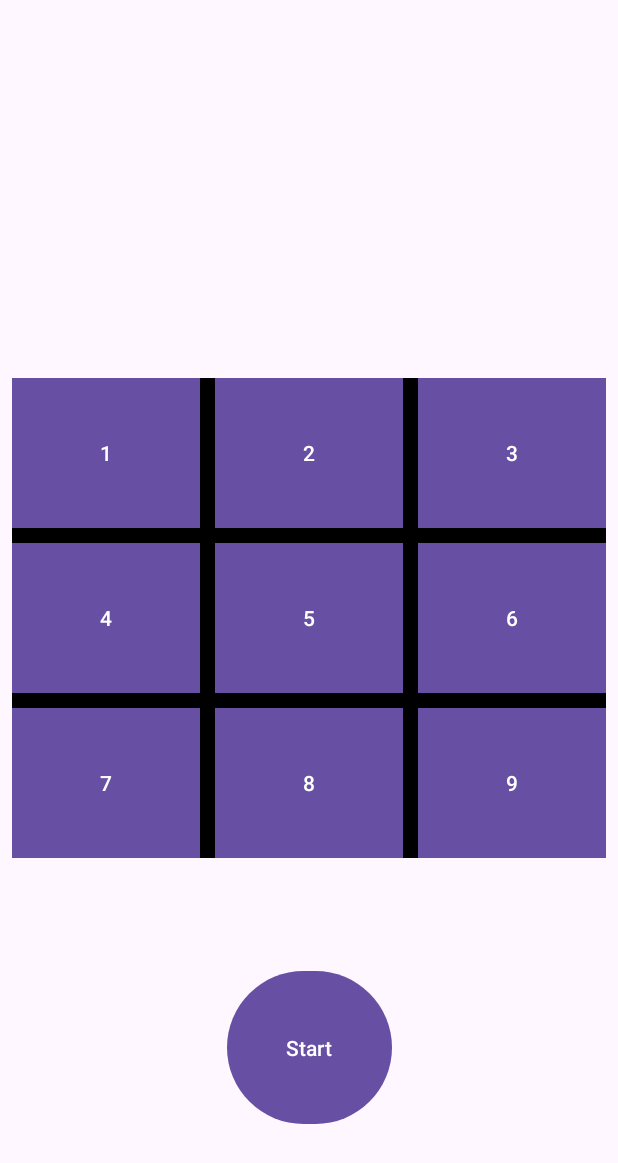
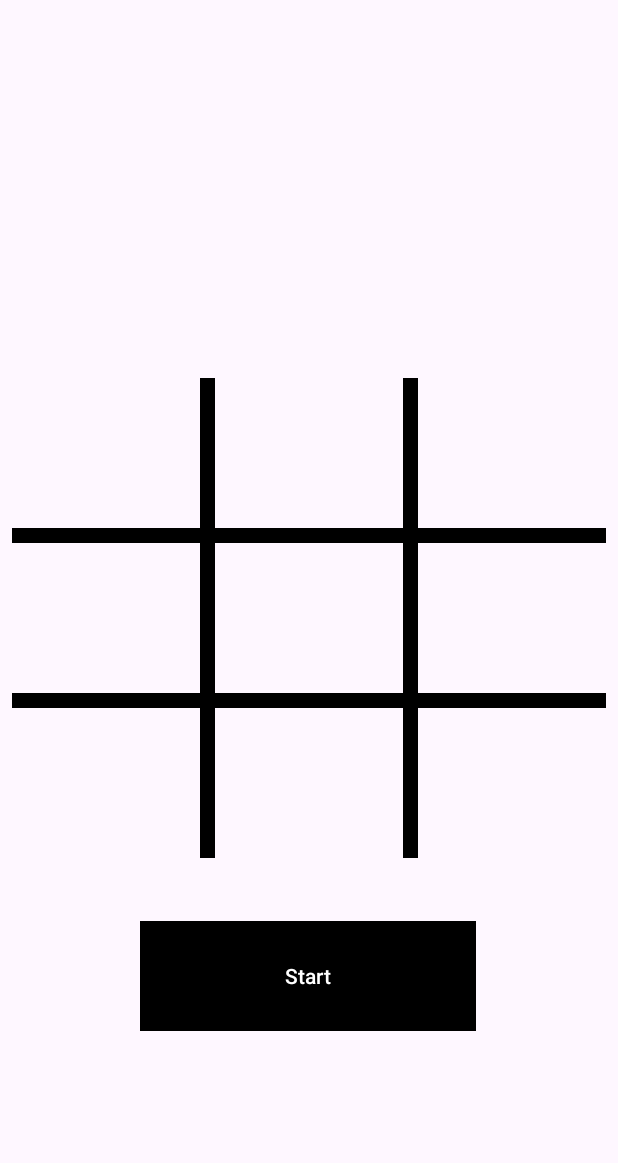
Before and after one commit to 96Sahar/Mobile-OS-Assignment1-TicTacToe, an Android app: the screen it shows after launch (MainActivity), on a phone screen of 412 x 824 dp. Shown: the top 1163 px of the screen. Run offline under Robolectric (Android 15) with nearby library versions, the phone set to English and light mode, and no system bars.

Commit message:
finished view and logic

```diff
--- a/app/src/main/java/com/example/tictactoe_v2/MainActivity.kt
+++ b/app/src/main/java/com/example/tictactoe_v2/MainActivity.kt
@@ -1,20 +1,104 @@
 package com.example.tictactoe_v2
 
 import android.os.Bundle
-import androidx.activity.enableEdgeToEdge
+import android.widget.Button
+import android.widget.TextView
+import android.widget.Toast
 import androidx.appcompat.app.AppCompatActivity
-import androidx.core.view.ViewCompat
-import androidx.core.view.WindowInsetsCompat
 
 class MainActivity : AppCompatActivity() {
+    private var board = Array(3) { Array(3) { "" } }
+    private var isXTurn = true
+    private val buttons = mutableListOf<Button>()
+    private var isGame = true;
+
+
     override fun onCreate(savedInstanceState: Bundle?) {
         super.onCreate(savedInstanceState)
-        enableEdgeToEdge()
         setContentView(R.layout.activity_main)
-        ViewCompat.setOnApplyWindowInsetsListener(findViewById(R.id.main)) { v, insets ->
-            val systemBars = insets.getInsets(WindowInsetsCompat.Type.systemBars())
-            v.setPadding(systemBars.left, systemBars.top, systemBars.right, systemBars.bottom)
-            insets
+
+        // Initialize buttons
+        buttons.addAll(
+            listOf(
+                findViewById(R.id.button1), findViewById(R.id.button2), findViewById(R.id.button3),
+                findViewById(R.id.button4), findViewById(R.id.button5), findViewById(R.id.button6),
+                findViewById(R.id.button7), findViewById(R.id.button8), findViewById(R.id.button9)
+            )
+        )
+
+        // Set click listeners for each button
+        buttons.forEachIndexed { index, button ->
+            button.setOnClickListener { handleButtonClick(index / 3, index % 3, button) }
         }
+
+        // Start button logic (optional, reset game)
+        findViewById<Button>(R.id.start_button)?.setOnClickListener { if(isGame){
+            Toast.makeText(this,"Game is still played",Toast.LENGTH_SHORT).show()
+        } else{
+            resetGame()
+        } }
+    }
+
+    private fun handleButtonClick(row: Int, col: Int, button: Button) {
+        if (board[row][col].isNotEmpty()) {
+            Toast.makeText(this, "Cell already taken!", Toast.LENGTH_SHORT).show()
+            return
+        }
+
+        // Update board and button
+        val symbol = if (isXTurn) "X" else "O"
+        board[row][col] = symbol
+        button.text = symbol
+        button.isEnabled = false
+
+        // Check for win or draw
+        if (checkWinner(symbol)) {
+            Toast.makeText(this, "$symbol wins!", Toast.LENGTH_LONG).show()
+            disableAllButtons()
+            isGame=false
+        } else if (isBoardFull()) {
+            Toast.makeText(this, "It's a draw!", Toast.LENGTH_LONG).show()
+            isGame=false
+        }
+
+        // Switch turn
+        isXTurn = !isXTurn
+    }
+
+    private fun checkWinner(symbol: String): Boolean {
+        // Check rows and columns
+        for (i in 0..2) {
+            if ((board[i][0] == symbol && board[i][1] == symbol && board[i][2] == symbol) ||
+                (board[0][i] == symbol && board[1][i] == symbol && board[2][i] == symbol)
+            ) return true
+        }
+
+        // Check diagonals
+        if ((board[0][0] == symbol && board[1][1] == symbol && board[2][2] == symbol) ||
+            (board[0][2] == symbol && board[1][1] == symbol && board[2][0] == symbol)
+        ) return true
+
+        return false
+    }
+
+    private fun isBoardFull(): Boolean {
+        return board.all { row -> row.all { it.isNotEmpty() } }
+    }
+
+    private fun disableAllButtons() {
+        buttons.forEach { it.isEnabled = false }
+    }
+
+    private fun resetGame() {
+        // Reset board state
+        board = Array(3) { Array(3) { "" } }
+        isXTurn = true
+
+        // Reset buttons
+        buttons.forEach {
+            it.text = ""
+            it.isEnabled = true
+        }
+
     }
 }
--- a/app/src/main/res/layout/activity_main.xml
+++ b/app/src/main/res/layout/activity_main.xml
@@ -32,10 +32,11 @@
                 style="?android:attr/borderlessButtonStyle"
                 android:layout_width="0dp"
                 android:layout_height="100dp"
-                android:background="@color/white"
-                android:clickable="false"
+                android:background="@android:color/transparent"
                 android:contentDescription="Button 1"
-                android:text="1"
+                android:textColor="@color/black"
+                android:text=""
+                app:backgroundTint="@null"
                 app:layout_constraintBottom_toBottomOf="parent"
                 app:layout_constraintEnd_toStartOf="@id/divider1"
                 app:layout_constraintStart_toStartOf="parent"
@@ -56,10 +57,12 @@
                 android:id="@+id/button2"
                 style="?android:attr/borderlessButtonStyle"
                 android:layout_width="0dp"
+                app:backgroundTint="@null"
                 android:layout_height="100dp"
-                android:background="@color/white"
+                android:textColor="@color/black"
+                android:background="@android:color/transparent"
                 android:contentDescription="Button 2"
-                android:text="2"
+                android:text=""
                 app:layout_constraintBottom_toBottomOf="parent"
                 app:layout_constraintEnd_toStartOf="@id/divider2"
                 app:layout_constraintStart_toEndOf="@id/divider1"
@@ -79,10 +82,12 @@
                 android:id="@+id/button3"
                 style="?android:attr/borderlessButtonStyle"
                 android:layout_width="0dp"
+                android:textColor="@color/black"
+                app:backgroundTint="@null"
                 android:layout_height="100dp"
-                android:background="@color/white"
+                android:background="@android:color/transparent"
                 android:contentDescription="Button 3"
-                android:text="3"
+                android:text=""
                 app:layout_constraintBottom_toBottomOf="parent"
                 app:layout_constraintEnd_toEndOf="parent"
                 app:layout_constraintStart_toEndOf="@id/divider2"
@@ -110,11 +115,13 @@
             <Button
                 android:id="@+id/button4"
                 style="?android:attr/borderlessButtonStyle"
+                app:backgroundTint="@null"
                 android:layout_width="0dp"
                 android:layout_height="100dp"
-                android:background="@color/white"
+                android:background="@android:color/transparent"
+                android:textColor="@color/black"
                 android:contentDescription="Button 4"
-                android:text="4"
+                android:text=""
                 app:layout_constraintBottom_toBottomOf="parent"
                 app:layout_constraintEnd_toStartOf="@id/divider4"
                 app:layout_constraintStart_toStartOf="parent"
@@ -133,11 +140,13 @@
             <Button
                 android:id="@+id/button5"
                 style="?android:attr/borderlessButtonStyle"
+                android:textColor="@color/black"
                 android:layout_width="0dp"
                 android:layout_height="100dp"
-                android:background="@color/white"
+                app:backgroundTint="@null"
+                android:background="@android:color/transparent"
                 android:contentDescription="Button 5"
-                android:text="5"
+                android:text=""
                 app:layout_constraintBottom_toBottomOf="parent"
                 app:layout_constraintEnd_toStartOf="@id/divider5"
                 app:layout_constraintStart_toEndOf="@id/divider4"
@@ -158,9 +167,12 @@
                 style="?android:attr/borderlessButtonStyle"
                 android:layout_width="0dp"
                 android:layout_height="100dp"
-                android:background="@color/white"
+                android:background="@android:color/transparent"
                 android:contentDescription="Button 6"
-                android:text="6"
+                android:text=""
+                android:textColor="@color/black"
+
+                app:backgroundTint="@null"
                 app:layout_constraintBottom_toBottomOf="parent"
                 app:layout_constraintEnd_toEndOf="parent"
                 app:layout_constraintStart_toEndOf="@id/divider5"
@@ -191,9 +203,11 @@
                 style="?android:attr/borderlessButtonStyle"
                 android:layout_width="0dp"
                 android:layout_height="100dp"
-                android:background="@color/white"
+                android:textColor="@color/black"
+                android:background="@android:color/transparent"
+                app:backgroundTint="@null"
                 android:contentDescription="Button 7"
-                android:text="7"
+                android:text=""
                 app:layout_constraintBottom_toBottomOf="parent"
                 app:layout_constraintEnd_toStartOf="@id/divider7"
                 app:layout_constraintStart_toStartOf="parent"
@@ -214,9 +228,12 @@
                 style="?android:attr/borderlessButtonStyle"
                 android:layout_width="0dp"
                 android:layout_height="100dp"
-                android:background="@color/white"
+                android:background="@android:color/transparent"
+
                 android:contentDescription="Button 8"
-                android:text="8"
+                android:text=""
+                android:textColor="@color/black"
+                app:backgroundTint="@null"
                 app:layout_constraintBottom_toBottomOf="parent"
                 app:layout_constraintEnd_toStartOf="@id/divider8"
                 app:layout_constraintStart_toEndOf="@id/divider7"
@@ -236,10 +253,12 @@
                 android:id="@+id/button9"
                 style="?android:attr/borderlessButtonStyle"
                 android:layout_width="0dp"
+                app:backgroundTint="@null"
+                android:textColor="@color/black"
                 android:layout_height="100dp"
-                android:background="@color/white"
+                android:background="@android:color/transparent"
                 android:contentDescription="Button 9"
-                android:text="9"
+                android:text=""
                 app:layout_constraintBottom_toBottomOf="parent"
                 app:layout_constraintEnd_toEndOf="parent"
                 app:layout_constraintStart_toEndOf="@id/divider8"
@@ -251,12 +270,17 @@
     </androidx.constraintlayout.widget.ConstraintLayout>
 
     <Button
-        android:layout_width="110dp"
-        android:layout_height="110dp"
+        android:id="@+id/start_button"
+        android:layout_width="224dp"
+        android:layout_height="73dp"
+        android:background="@color/black"
         android:text="Start"
+        app:backgroundTint="@null"
         app:layout_constraintBottom_toBottomOf="parent"
         app:layout_constraintEnd_toEndOf="parent"
+        app:layout_constraintHorizontal_bias="0.497"
         app:layout_constraintStart_toStartOf="parent"
-        app:layout_constraintTop_toBottomOf="@+id/gameBoard" />
+        app:layout_constraintTop_toBottomOf="@+id/gameBoard"
+        app:layout_constraintVertical_bias="0.234" />
 
 </androidx.constraintlayout.widget.ConstraintLayout>
```
